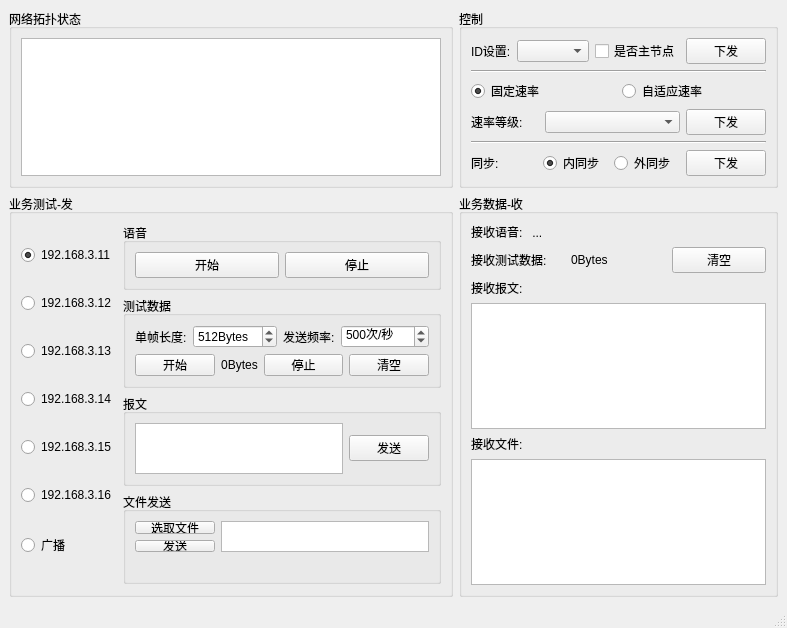
Doun2017/pyQTwithUDP, file mainWin.ui: the form before one commit.
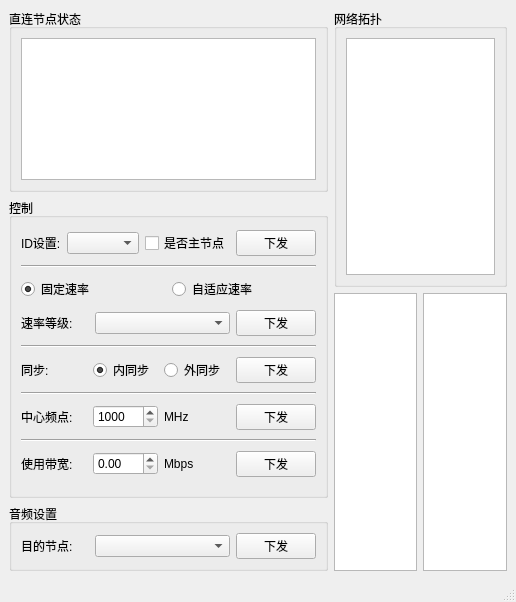
The form after the commit.

Commit message: 重写UI，基本完成程序内部功能，待添加数据交互协议。

```diff
--- a/mainWin.ui
+++ b/mainWin.ui
@@ -6,16 +6,10 @@
    <rect>
     <x>0</x>
     <y>0</y>
-    <width>787</width>
-    <height>628</height>
+    <width>516</width>
+    <height>602</height>
    </rect>
   </property>
-  <property name="minimumSize">
-   <size>
-    <width>787</width>
-    <height>628</height>
-   </size>
-  </property>
   <property name="acceptDrops">
    <bool>true</bool>
   </property>
@@ -23,356 +17,39 @@
    <string>QBL测试程序</string>
   </property>
   <widget class="QWidget" name="centralwidget">
-   <layout class="QGridLayout" name="gridLayout" rowstretch="3,1" columnstretch="3,1">
-    <item row="1" column="0">
-     <widget class="QGroupBox" name="groupBox_send">
-      <property name="title">
-       <string>业务测试-发</string>
-      </property>
-      <layout class="QHBoxLayout" name="horizontalLayout_14">
+   <layout class="QHBoxLayout" name="horizontalLayout_9">
        <item>
-        <layout class="QVBoxLayout" name="verticalLayout_2">
-         <item>
-          <widget class="QRadioButton" name="IP1_radioButton">
-           <property name="text">
-            <string>192.168.3.11</string>
-           </property>
-           <property name="checked">
-            <bool>true</bool>
-           </property>
-          </widget>
-         </item>
-         <item>
-          <widget class="QRadioButton" name="IP2_radioButton">
-           <property name="text">
-            <string>192.168.3.12</string>
-           </property>
-          </widget>
-         </item>
-         <item>
-          <widget class="QRadioButton" name="IP3_radioButton">
-           <property name="text">
-            <string>192.168.3.13</string>
-           </property>
-          </widget>
-         </item>
-         <item>
-          <widget class="QRadioButton" name="IP4_radioButton">
-           <property name="text">
-            <string>192.168.3.14</string>
-           </property>
-          </widget>
-         </item>
-         <item>
-          <widget class="QRadioButton" name="IP5_radioButton">
-           <property name="text">
-            <string>192.168.3.15</string>
-           </property>
-          </widget>
-         </item>
-         <item>
-          <widget class="QRadioButton" name="IP6_radioButton">
-           <property name="text">
-            <string>192.168.3.16</string>
-           </property>
-          </widget>
-         </item>
-         <item>
-          <widget class="QRadioButton" name="broadcast_radioButton">
-           <property name="text">
-            <string>广播</string>
-           </property>
-          </widget>
-         </item>
-        </layout>
-       </item>
-       <item>
-        <layout class="QVBoxLayout" name="verticalLayout_6">
-         <item>
-          <widget class="QGroupBox" name="groupBox_2">
-           <property name="title">
-            <string>语音</string>
-           </property>
-           <layout class="QHBoxLayout" name="horizontalLayout_4">
-            <item>
-             <widget class="QPushButton" name="audioSend_start_pushButton">
-              <property name="text">
-               <string>开始</string>
-              </property>
-             </widget>
-            </item>
-            <item>
-             <widget class="QPushButton" name="audioSend_stop_pushButton">
-              <property name="text">
-               <string>停止</string>
-              </property>
-             </widget>
-            </item>
-           </layout>
-          </widget>
-         </item>
-         <item>
-          <widget class="QGroupBox" name="groupBox_3">
-           <property name="title">
-            <string>测试数据</string>
-           </property>
-           <layout class="QVBoxLayout" name="verticalLayout_5">
-            <item>
-             <layout class="QHBoxLayout" name="horizontalLayout_10" stretch="0,1,0,1">
-              <item>
-               <widget class="QLabel" name="label_18">
-                <property name="text">
-                 <string>单帧长度:</string>
-                </property>
-               </widget>
-              </item>
-              <item>
-               <widget class="QSpinBox" name="testDataSend_len_spinBox">
-                <property name="suffix">
-                 <string>Bytes</string>
-                </property>
-                <property name="prefix">
-                 <string/>
-                </property>
-                <property name="maximum">
-                 <number>9999</number>
-                </property>
-                <property name="value">
-                 <number>512</number>
-                </property>
-               </widget>
-              </item>
-              <item>
-               <widget class="QLabel" name="label_19">
-                <property name="text">
-                 <string>发送频率:</string>
-                </property>
-               </widget>
-              </item>
-              <item>
-               <widget class="QSpinBox" name="testDataSend_frequency_spinBox">
-                <property name="suffix">
-                 <string>次/秒</string>
-                </property>
-                <property name="prefix">
-                 <string/>
-                </property>
-                <property name="maximum">
-                 <number>999999</number>
-                </property>
-                <property name="singleStep">
-                 <number>500</number>
-                </property>
-                <property name="value">
-                 <number>500</number>
-                </property>
-               </widget>
-              </item>
-             </layout>
-            </item>
-            <item>
-             <layout class="QHBoxLayout" name="horizontalLayout_11" stretch="0,1,0,0">
-              <item>
-               <widget class="QPushButton" name="testDataSend_start_pushButton">
-                <property name="text">
-                 <string>开始</string>
-                </property>
-               </widget>
-              </item>
-              <item>
-               <widget class="QLabel" name="testDataSend_label">
-                <property name="text">
-                 <string>0Bytes</string>
-                </property>
-                <property name="alignment">
-                 <set>Qt::AlignCenter</set>
-                </property>
-               </widget>
-              </item>
-              <item>
-               <widget class="QPushButton" name="testDataSend_stop_pushButton">
-                <property name="text">
-                 <string>停止</string>
-                </property>
-               </widget>
-              </item>
-              <item>
-               <widget class="QPushButton" name="testDataSend_clear_pushButton">
-                <property name="text">
-                 <string>清空</string>
-                </property>
-               </widget>
-              </item>
-             </layout>
-            </item>
-           </layout>
-          </widget>
-         </item>
+     <layout class="QVBoxLayout" name="verticalLayout_left">
          <item>
           <widget class="QGroupBox" name="groupBox">
            <property name="title">
-            <string extracomment="报文">报文</string>
-           </property>
-           <layout class="QHBoxLayout" name="horizontalLayout_3">
-            <item>
-             <widget class="QPlainTextEdit" name="textSend_plainTextEdit">
-              <property name="acceptDrops">
-               <bool>false</bool>
-              </property>
-             </widget>
-            </item>
-            <item>
-             <widget class="QPushButton" name="textSend_pushButton">
-              <property name="text">
-               <string>发送</string>
-              </property>
-             </widget>
-            </item>
-           </layout>
-          </widget>
-         </item>
-         <item>
-          <layout class="QHBoxLayout" name="horizontalLayout_8"/>
-         </item>
-         <item>
-          <widget class="QGroupBox" name="groupBox_4">
-           <property name="title">
-            <string>文件发送</string>
-           </property>
-           <layout class="QVBoxLayout" name="verticalLayout_7">
-            <item>
-             <layout class="QHBoxLayout" name="horizontalLayout_5">
-              <item>
-               <layout class="QVBoxLayout" name="verticalLayout">
-                <item>
-                 <widget class="QPushButton" name="fileSend_chooseFile_pushButton">
-                  <property name="text">
-                   <string>选取文件</string>
-                  </property>
-                 </widget>
-                </item>
-                <item>
-                 <widget class="QPushButton" name="fileSend_pushButton">
-                  <property name="text">
-                   <string>发送</string>
-                  </property>
-                 </widget>
-                </item>
-               </layout>
-              </item>
-              <item>
-               <widget class="QPlainTextEdit" name="fileSend_fileName_plainTextEdit">
-                <property name="acceptDrops">
-                 <bool>false</bool>
-                </property>
-               </widget>
-              </item>
-             </layout>
-            </item>
-            <item>
-             <widget class="QLabel" name="fileSend_sending_info_label">
-              <property name="text">
-               <string/>
-              </property>
-             </widget>
-            </item>
-           </layout>
-          </widget>
-         </item>
-        </layout>
-       </item>
-      </layout>
-     </widget>
-    </item>
-    <item row="0" column="0">
-     <widget class="QGroupBox" name="groupBox_netStatus">
-      <property name="title">
-       <string>网络拓扑状态</string>
-      </property>
-      <layout class="QHBoxLayout" name="horizontalLayout_13" stretch="1">
-       <item>
-        <widget class="QListView" name="netStatus_clistView"/>
-       </item>
-      </layout>
-     </widget>
-    </item>
-    <item row="1" column="1">
-     <widget class="QGroupBox" name="groupBox_receive">
-      <property name="title">
-       <string>业务数据-收</string>
+         <string>直连节点状态</string>
       </property>
       <layout class="QVBoxLayout" name="verticalLayout_4">
        <item>
-        <widget class="QLabel" name="label_14">
-         <property name="text">
-          <string>接收语音:   ...</string>
+          <widget class="QListView" name="connecting_point_status_listView">
+           <property name="editTriggers">
+            <set>QAbstractItemView::NoEditTriggers</set>
          </property>
         </widget>
        </item>
-       <item>
-        <layout class="QHBoxLayout" name="horizontalLayout_15">
-         <item>
-          <widget class="QLabel" name="label_11">
-           <property name="text">
-            <string>接收测试数据:</string>
-           </property>
-          </widget>
-         </item>
-         <item>
-          <widget class="QLabel" name="testDataReceive_label">
-           <property name="text">
-            <string>0Bytes</string>
-           </property>
-          </widget>
-         </item>
-         <item>
-          <widget class="QPushButton" name="testDataReceive_clear_pushButton">
-           <property name="text">
-            <string>清空</string>
-           </property>
-          </widget>
-         </item>
         </layout>
-       </item>
-       <item>
-        <widget class="QLabel" name="label_13">
-         <property name="text">
-          <string>接收报文:</string>
-         </property>
         </widget>
        </item>
        <item>
-        <widget class="QPlainTextEdit" name="textReceive_plainTextEdit">
-         <property name="acceptDrops">
-          <bool>false</bool>
-         </property>
-        </widget>
-       </item>
-       <item>
-        <widget class="QLabel" name="label_15">
-         <property name="text">
-          <string>接收文件:</string>
-         </property>
-        </widget>
-       </item>
-       <item>
-        <widget class="QPlainTextEdit" name="fileReceive_plainTextEdit">
-         <property name="acceptDrops">
-          <bool>false</bool>
-         </property>
-        </widget>
-       </item>
-      </layout>
-     </widget>
-    </item>
-    <item row="0" column="1">
      <widget class="QGroupBox" name="groupBox_control">
+        <property name="minimumSize">
+         <size>
+          <width>0</width>
+          <height>300</height>
+         </size>
+        </property>
       <property name="title">
        <string>控制</string>
       </property>
       <layout class="QVBoxLayout" name="verticalLayout_3">
        <item>
-        <layout class="QHBoxLayout" name="horizontalLayout_7">
+          <layout class="QHBoxLayout" name="horizontalLayout_7" stretch="1,1,1,1">
          <item>
           <widget class="QLabel" name="label_3">
            <property name="text">
@@ -470,7 +147,7 @@
         </widget>
        </item>
        <item>
-        <layout class="QHBoxLayout" name="horizontalLayout_2">
+          <layout class="QHBoxLayout" name="horizontalLayout_2" stretch="1,1,1,1">
          <item>
           <widget class="QLabel" name="label_2">
            <property name="text">
@@ -504,8 +181,151 @@
          </item>
         </layout>
        </item>
-      </layout>
-     </widget>
+         <item>
+          <widget class="Line" name="line_4">
+           <property name="orientation">
+            <enum>Qt::Horizontal</enum>
+           </property>
+          </widget>
+         </item>
+         <item>
+          <layout class="QHBoxLayout" name="horizontalLayout_3" stretch="1,1,1,1">
+           <item>
+            <widget class="QLabel" name="label_4">
+             <property name="text">
+              <string>中心频点:</string>
+             </property>
+            </widget>
+           </item>
+           <item>
+            <widget class="QSpinBox" name="center_frequency_spinBox">
+             <property name="minimum">
+              <number>1000</number>
+             </property>
+             <property name="maximum">
+              <number>2000</number>
+             </property>
+            </widget>
+           </item>
+           <item>
+            <widget class="QLabel" name="label_5">
+             <property name="text">
+              <string>MHz</string>
+             </property>
+            </widget>
+           </item>
+           <item>
+            <widget class="QPushButton" name="center_frequency_pushButton">
+             <property name="text">
+              <string>下发</string>
+             </property>
+            </widget>
+           </item>
+          </layout>
+         </item>
+         <item>
+          <widget class="Line" name="line_3">
+           <property name="orientation">
+            <enum>Qt::Horizontal</enum>
+           </property>
+          </widget>
+         </item>
+         <item>
+          <layout class="QHBoxLayout" name="horizontalLayout_4" stretch="1,1,1,1">
+           <item>
+            <widget class="QLabel" name="label_6">
+             <property name="text">
+              <string>使用带宽:</string>
+             </property>
+            </widget>
+           </item>
+           <item>
+            <widget class="QDoubleSpinBox" name="use_bandwidth_doubleSpinBox"/>
+           </item>
+           <item>
+            <widget class="QLabel" name="label_7">
+             <property name="text">
+              <string>Mbps</string>
+             </property>
+            </widget>
+           </item>
+           <item>
+            <widget class="QPushButton" name="use_bandwidth_pushButton">
+             <property name="text">
+              <string>下发</string>
+             </property>
+            </widget>
+           </item>
+          </layout>
+         </item>
+        </layout>
+       </widget>
+      </item>
+      <item>
+       <widget class="QGroupBox" name="groupBox_2">
+        <property name="title">
+         <string>音频设置</string>
+        </property>
+        <layout class="QVBoxLayout" name="verticalLayout_5">
+         <item>
+          <layout class="QHBoxLayout" name="horizontalLayout_5" stretch="1,2,1">
+           <item>
+            <widget class="QLabel" name="label_8">
+             <property name="text">
+              <string>目的节点:</string>
+             </property>
+            </widget>
+           </item>
+           <item>
+            <widget class="QComboBox" name="audio_comboBox"/>
+           </item>
+           <item>
+            <widget class="QPushButton" name="audio_pushButton">
+             <property name="text">
+              <string>下发</string>
+             </property>
+            </widget>
+           </item>
+          </layout>
+         </item>
+        </layout>
+       </widget>
+      </item>
+     </layout>
+    </item>
+    <item>
+     <layout class="QVBoxLayout" name="verticalLayout_right">
+      <item>
+       <widget class="QGroupBox" name="groupBox_netStatus">
+        <property name="title">
+         <string>网络拓扑</string>
+        </property>
+        <layout class="QHBoxLayout" name="horizontalLayout_13" stretch="1">
+         <item>
+          <widget class="QListView" name="netStatus_listView"/>
+         </item>
+        </layout>
+       </widget>
+      </item>
+      <item>
+       <layout class="QHBoxLayout" name="horizontalLayout_8">
+        <item>
+         <widget class="QListView" name="device_list_listView">
+          <property name="editTriggers">
+           <set>QAbstractItemView::NoEditTriggers</set>
+          </property>
+         </widget>
+        </item>
+        <item>
+         <widget class="QListView" name="point_status_listView">
+          <property name="editTriggers">
+           <set>QAbstractItemView::NoEditTriggers</set>
+          </property>
+         </widget>
+        </item>
+       </layout>
+      </item>
+     </layout>
     </item>
    </layout>
   </widget>
```
Lines whose indentation alone changed are shown as unchanged. The commit also changes 4 other files.
